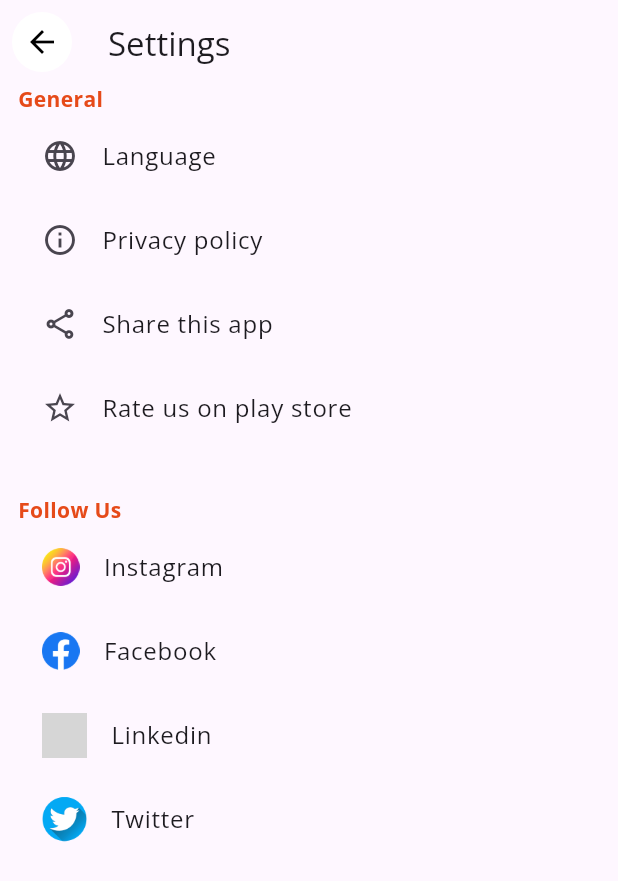
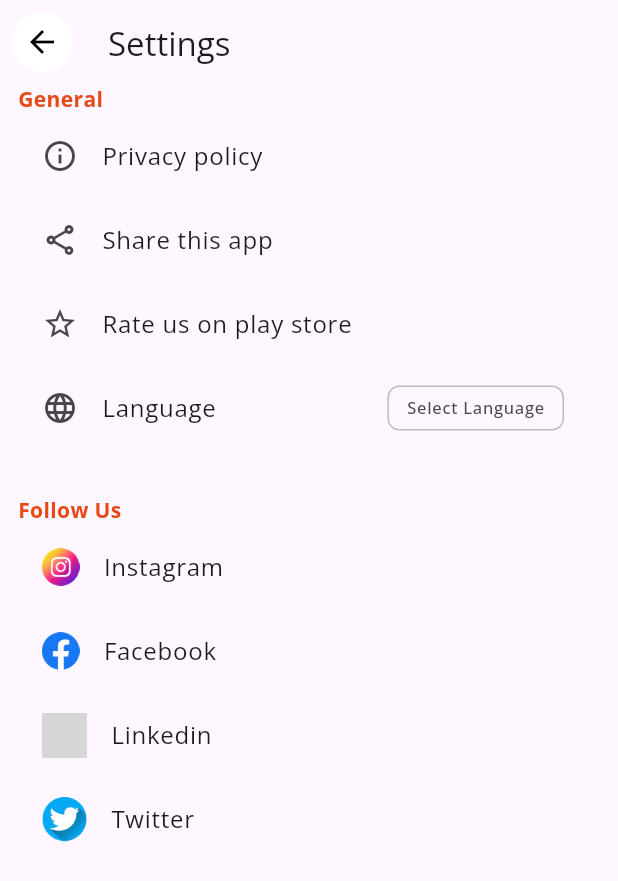
Before and after one commit to Techlyverse/dailyquotes, a Flutter app: the screen it shows after launch, after a tap on the "settings" icon, on a phone screen of 412 x 824 dp. Shown: the top 881 px of the screen. Run offline on Flutter 3.47's test engine with Material 3 defaults, Android fonts, the light colour scheme and no system bars; our stand-ins replace cloud_firestore, firebase_core, flutter_riverpod, google_fonts, riverpod_annotation, share_plus and 1 more; accounts and stored records are empty; generated files the repository leaves out were written again; grey boxes are pictures that could not be loaded.

Commit message:
using popupmenu added the language setting button in settings -MG

```diff
--- a/lib/screens/home/category_tab.dart
+++ b/lib/screens/home/category_tab.dart
@@ -7,11 +7,13 @@ import '../settings/setting.dart';
 import 'background_sheet.dart';
 import 'package:dailyquotes/provider/font_provider.dart';
 import 'package:flutter_riverpod/flutter_riverpod.dart';
+import 'package:dailyquotes/preferences/preferences.dart';
 
 
 class CategoryTab extends ConsumerWidget {
   final String category;
-  const CategoryTab({super.key, required this.category});
+  final String? langs = Preferences.getLanguages();
+   CategoryTab({super.key, required this.category});
 
 
   @override
@@ -20,7 +22,9 @@ class CategoryTab extends ConsumerWidget {
       children: [
         StreamBuilder<QuerySnapshot>(
             stream: FirebaseFirestore.instance
-                .collection('quotes')
+                .collection('Facts')
+                .where('category', arrayContains: category)
+                .where('language', isEqualTo: langs)
                 .snapshots(),
             builder: (context, snapshot) {
               if (snapshot.hasError) {
@@ -49,7 +53,7 @@ class CategoryTab extends ConsumerWidget {
                               ),
                             ),
                             child: Text(
-                              quotes[index]['quotes'],
+                              quotes[index]['quote'],
                               textAlign: TextAlign.center,
                               style: fonts[ref.watch(fontNotifierProvider)],
                             ),
--- a/lib/screens/settings/setting.dart
+++ b/lib/screens/settings/setting.dart
@@ -1,3 +1,129 @@
+// import "package:dailyquotes/preferences/preferences.dart";
+// import "package:dailyquotes/screens/home/home_screen.dart";
+// import "package:flutter/material.dart";
+// import "package:share_plus/share_plus.dart";
+// import "package:url_launcher/url_launcher_string.dart";
+//
+// import "../../data/app_urls.dart";
+//
+// class SettingScreen extends StatefulWidget {
+//   const SettingScreen({super.key});
+//
+//   @override
+//   State<SettingScreen> createState() => _SettingScreenState();
+// }
+//
+// class _SettingScreenState extends State<SettingScreen> {
+//    late List<String> languages = [] ;
+//
+//
+//   @override
+//   Widget build(BuildContext context) {
+//     List<PopupMenuEntry<dynamic>> menuItems = languages
+//         .map((language) => PopupMenuItem(
+//       value: language,
+//       child: Text(language),
+//     ))
+//         .toList();
+//     return Scaffold(
+//       appBar: AppBar(title: const Text('Settings')),
+//       body: SingleChildScrollView(
+//         padding: const EdgeInsets.symmetric(horizontal: 12),
+//         child: Column(
+//           crossAxisAlignment: CrossAxisAlignment.start,
+//           children: [
+//             Text(
+//               "General",
+//               style: TextStyle(
+//                 color: Colors.deepOrange.shade700,
+//                 fontWeight: FontWeight.bold,
+//               ),
+//             ),
+//             ListTile(
+//               leading: const Icon(Icons.language_outlined),
+//               title: const Text('Language'),
+//               onTap: () async {
+//                 languages = await HomeScreen().getLanguages();
+//
+//                 debugPrint("Language tapped");
+//                 debugPrint("${menuItems[0]}");
+//                 debugPrint("${languages.isNotEmpty}");
+//                 PopupMenuButton<dynamic>(
+//                   itemBuilder: (BuildContext context) {
+//
+//                     return menuItems;
+//                   },
+//                   onSelected: (dynamic language) {
+//                     // Handle the selected option
+//                     Preferences.saveLanguages(language);
+//                   },
+//                 );
+//               },
+//             ),
+//             ListTile(
+//               leading: const Icon(Icons.info_outline),
+//               title: const Text('Privacy policy'),
+//               onTap: () async {
+//                 launchUrlString(AppUrls.privacyPolicyUrl);
+//               },
+//             ),
+//             ListTile(
+//               leading: const Icon(Icons.share_outlined),
+//               title: const Text('Share this app'),
+//               onTap: () async {
+//                 await Share.share(AppUrls.playStoreUrl);
+//               },
+//             ),
+//             ListTile(
+//               leading: const Icon(Icons.star_border),
+//               title: const Text('Rate us on play store'),
+//               onTap: () async {
+//                 launchUrlString(AppUrls.playStoreUrl);
+//               },
+//             ),
+//             const SizedBox(height: 30),
+//             Text(
+//               "Follow Us",
+//               style: TextStyle(
+//                 color: Colors.deepOrange.shade700,
+//                 fontWeight: FontWeight.bold,
+//               ),
+//             ),
+//             ListTile(
+//               leading: Image.asset("assets/icons/instagram.png", height: 25),
+//               title: const Text('Instagram'),
+//               onTap: () async {
+//                 launchUrlString(AppUrls.instagramUrl);
+//               },
+//             ),
+//             ListTile(
+//               leading: Image.asset("assets/icons/facebook.png", height: 25),
+//               title: const Text('Facebook'),
+//               onTap: () async {
+//                 launchUrlString(AppUrls.facebookUrl);
+//               },
+//             ),
+//             ListTile(
+//               leading: Image.asset("assets/icons/linkedin.png", height: 30),
+//               title: const Text('Linkedin'),
+//               onTap: () async {
+//                 launchUrlString(AppUrls.linkedinUrl);
+//               },
+//             ),
+//             ListTile(
+//               leading: Image.asset("assets/icons/twitter.png", height: 30),
+//               title: const Text('Twitter'),
+//               onTap: () async {
+//                 launchUrlString(AppUrls.twitterUrl);
+//               },
+//             ),
+//           ],
+//         ),
+//       ),
+//     );
+//   }
+// }
+import "package:cloud_firestore/cloud_firestore.dart";
 import "package:dailyquotes/preferences/preferences.dart";
 import "package:dailyquotes/screens/home/home_screen.dart";
 import "package:flutter/material.dart";
@@ -14,17 +140,48 @@ class SettingScreen extends StatefulWidget {
 }
 
 class _SettingScreenState extends State<SettingScreen> {
-   late List<String> languages = [] ;
+  List<String> _languages = [];
+  String _selectedLanguage = 'Select Language'; // Default display
 
+  @override
+  void initState() {
+    super.initState();
+    loadLanguages();
+
+  }
+
+  Future<void> loadLanguages() async {
+    final langs = await getLanguages();
+    setState(() {
+      _languages = langs;
+    });
+  }
+
+  Future<List<String>> getLanguages() async {
+    try {
+      // final langs = await Preferences.getLanguages();
+      // debugPrint('Stored languages: $langs');
+      final DocumentSnapshot doc = await FirebaseFirestore.instance
+          .collection('app_info')
+          .doc('info')
+          .get();
+
+      if (doc.exists) {
+        final data = doc.data() as Map<String, dynamic>;
+        List<dynamic> languages = data['languages'];
+
+        return languages.map((lang) => lang.toString()).toList();
+      } else {
+        throw Exception("Document does not exist.");
+      }
+    } catch (e) {
+      print("Error getting languages: $e");
+      return [];
+    }
+  }
 
   @override
   Widget build(BuildContext context) {
-    List<PopupMenuEntry<dynamic>> menuItems = languages
-        .map((language) => PopupMenuItem(
-      value: language,
-      child: Text(language),
-    ))
-        .toList();
     return Scaffold(
       appBar: AppBar(title: const Text('Settings')),
       body: SingleChildScrollView(
@@ -38,27 +195,6 @@ class _SettingScreenState extends State<SettingScreen> {
                 color: Colors.deepOrange.shade700,
                 fontWeight: FontWeight.bold,
               ),
-            ),
-            ListTile(
-              leading: const Icon(Icons.language_outlined),
-              title: const Text('Language'),
-              onTap: () async {
-                languages = await HomeScreen().getLanguages();
-
-                debugPrint("Language tapped");
-                debugPrint("${menuItems[0]}");
-                debugPrint("${languages.isNotEmpty}");
-                PopupMenuButton<dynamic>(
-                  itemBuilder: (BuildContext context) {
-
-                    return menuItems;
-                  },
-                  onSelected: (dynamic language) {
-                    // Handle the selected option
-                    Preferences.saveLanguages(language);
-                  },
-                );
-              },
             ),
             ListTile(
               leading: const Icon(Icons.info_outline),
@@ -80,6 +216,37 @@ class _SettingScreenState extends State<SettingScreen> {
               onTap: () async {
                 launchUrlString(AppUrls.playStoreUrl);
               },
+            ),
+            ListTile(
+              leading: const Icon(Icons.language),
+              title: const Text('Language'),
+              trailing: PopupMenuButton<String>(
+                onSelected: (String value) {
+                  setState(() {
+                    _selectedLanguage = value;
+                    Preferences.saveLanguages(value);
+
+
+                  });
+                },
+                itemBuilder: (BuildContext context) {
+                  return _languages.map((String lang) {
+                    return PopupMenuItem<String>(
+                      value: lang,
+                      child: Text(lang),
+                    );
+                  }).toList();
+                },
+                child: Container(
+                  padding:
+                  const EdgeInsets.symmetric(horizontal: 12, vertical: 6),
+                  decoration: BoxDecoration(
+                    border: Border.all(color: Colors.grey.shade400),
+                    borderRadius: BorderRadius.circular(8),
+                  ),
+                  child: Text(_selectedLanguage),
+                ),
+              ),
             ),
             const SizedBox(height: 30),
             Text(
@@ -114,7 +281,8 @@ class _SettingScreenState extends State<SettingScreen> {
               leading: Image.asset("assets/icons/twitter.png", height: 30),
               title: const Text('Twitter'),
               onTap: () async {
-                launchUrlString(AppUrls.twitterUrl);
+                //launchUrlString(AppUrls.twitterUrl);
+
               },
             ),
           ],
```
